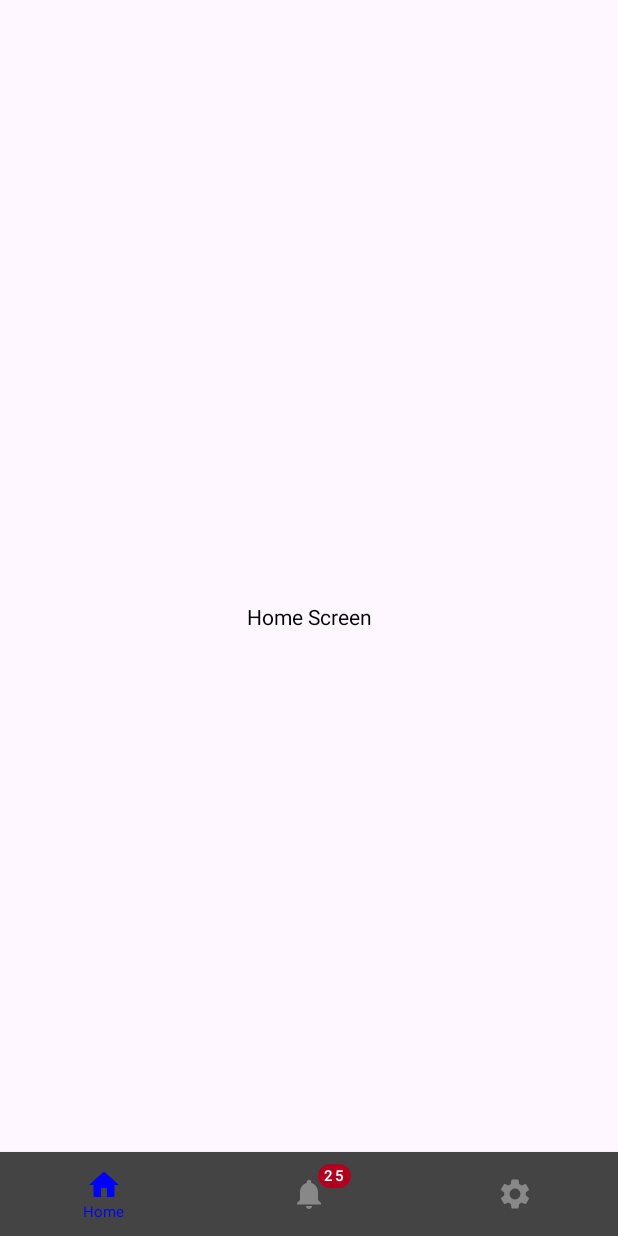
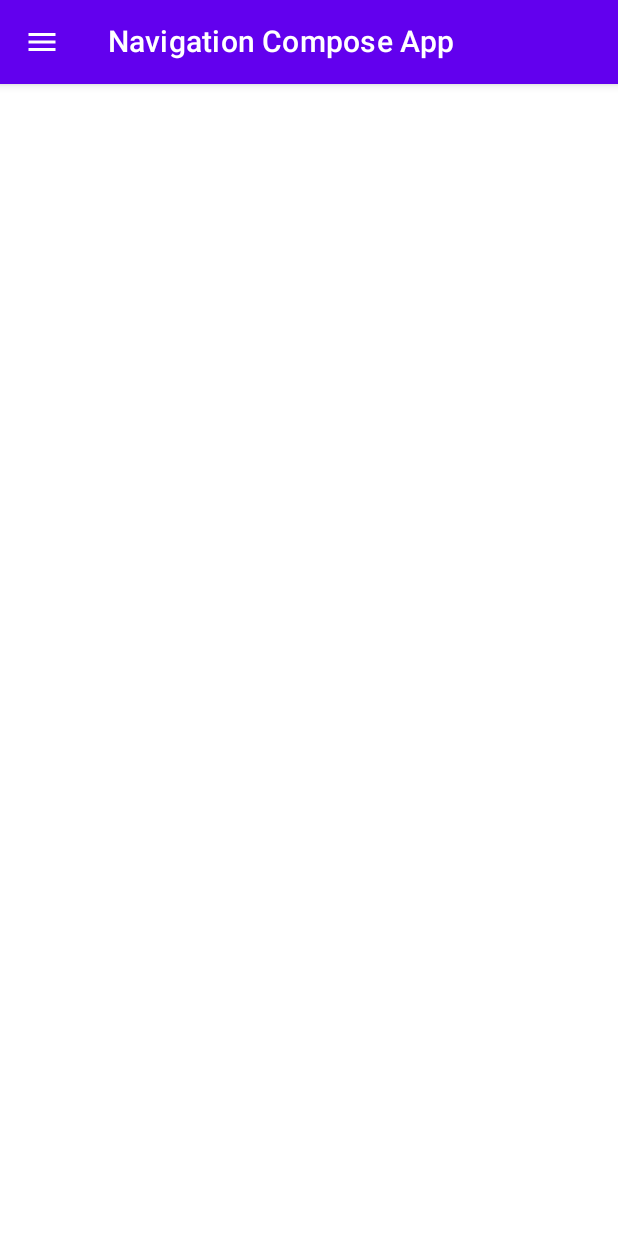
Before and after one commit to Nokheenig/Android_Kotlin_Compose, an Android app built with Jetpack Compose: the screen it shows after launch (MainActivity), on a phone screen of 412 x 824 dp. Run offline under Robolectric (Android 15) with nearby library versions, the phone set to English and light mode, and no system bars.

Commit message:
263.Navigation Drawer

```diff
--- /dev/null
+++ b/app/src/main/java/com/example/compose/AppBar.kt
@@ -0,0 +1,31 @@
+package com.example.compose
+
+import androidx.compose.material.Icon
+import androidx.compose.material.IconButton
+import androidx.compose.material.MaterialTheme
+import androidx.compose.material.Text
+import androidx.compose.material.TopAppBar
+import androidx.compose.material.icons.Icons
+import androidx.compose.material.icons.filled.Menu
+import androidx.compose.runtime.Composable
+
+@Composable
+fun AppBar(
+    onNavigationIconClick: () -> Unit
+) {
+    TopAppBar(
+        title = {
+            Text(text = "Navigation Compose App")
+        },
+        backgroundColor = MaterialTheme.colors.primary,
+        contentColor = MaterialTheme.colors.onPrimary,
+        navigationIcon = {
+            IconButton(onClick = { onNavigationIconClick() }) {
+                Icon(
+                    imageVector = Icons.Default.Menu,
+                    contentDescription = "Toggle Drawer"
+                )
+            }
+        }
+    )
+}
--- a/app/src/main/java/com/example/compose/BottomNavItem.kt
+++ /dev/null
@@ -1,10 +0,0 @@
-package com.example.compose
-
-import androidx.compose.ui.graphics.vector.ImageVector
-
-data class BottomNavItem (
-    val name: String,
-    val route: String,
-    val icon: ImageVector,
-    val badgeCount : Int = 0
-)
--- a/app/src/main/java/com/example/compose/MainActivity.kt
+++ b/app/src/main/java/com/example/compose/MainActivity.kt
@@ -2,167 +2,69 @@ package com.example.compose
 
 import android.annotation.SuppressLint
 import android.os.Bundle
+import android.widget.Toast
 import androidx.activity.ComponentActivity
 import androidx.activity.compose.setContent
-import androidx.compose.foundation.layout.Box
-import androidx.compose.foundation.layout.Column
-import androidx.compose.foundation.layout.fillMaxSize
-import androidx.compose.foundation.layout.fillMaxWidth
-import androidx.compose.material.Badge
-import androidx.compose.material.BadgedBox
-import androidx.compose.material.BottomNavigation
-import androidx.compose.material.BottomNavigationItem
-import androidx.compose.material.Icon
-import androidx.compose.material.Text
+import androidx.compose.material.Scaffold
 import androidx.compose.material.icons.Icons
 import androidx.compose.material.icons.filled.Home
 import androidx.compose.material.icons.filled.Notifications
 import androidx.compose.material.icons.filled.Settings
-import androidx.compose.material3.Scaffold
-import androidx.compose.runtime.Composable
-import androidx.compose.ui.Alignment
-import androidx.compose.ui.Modifier
-import androidx.compose.ui.graphics.Color
-import androidx.compose.ui.text.style.TextAlign
-import androidx.compose.ui.unit.dp
-import androidx.compose.ui.unit.sp
-import androidx.navigation.NavController
-import androidx.navigation.NavHostController
-import androidx.navigation.compose.NavHost
-import androidx.navigation.compose.composable
-import androidx.navigation.compose.currentBackStackEntryAsState
-import androidx.navigation.compose.rememberNavController
+import androidx.compose.material.rememberScaffoldState
+import androidx.compose.runtime.rememberCoroutineScope
+import kotlinx.coroutines.launch
 
 class MainActivity : ComponentActivity() {
-    @SuppressLint("UnusedMaterial3ScaffoldPaddingParameter")
+    @SuppressLint("UnusedMaterial3ScaffoldPaddingParameter",
+        "UnusedMaterialScaffoldPaddingParameter"
+    )
     override fun onCreate(savedInstanceState: Bundle?) {
         super.onCreate(savedInstanceState)
-
         setContent {
-            val navController = rememberNavController()
+            val scaffoldState = rememberScaffoldState()
+            val scope = rememberCoroutineScope()
             Scaffold (
-                bottomBar = {
-                    BottomNavigationBar(
-                        items = listOf(
-                            BottomNavItem(
-                                name = "Home",
-                                route = "home",
+                scaffoldState = scaffoldState,
+                topBar = {
+                    AppBar (
+                        onNavigationIconClick = {
+                            scope.launch {
+                                scaffoldState.drawerState.open()
+                            }
+                        }
+                    )
+                },
+                drawerContent = {
+                    DrawerHeader()
+                    DrawerBody(
+                        menuItems = listOf(
+                            MenuItem(
+                                id = "home",
+                                title = "Home",
+                                contentDescription = "Go to home screen",
                                 icon = Icons.Default.Home
                             ),
-                            BottomNavItem(
-                                name = "Chat",
-                                route = "chat",
-                                icon = Icons.Default.Notifications,
-                                badgeCount = 25
-                            ),
-                            BottomNavItem(
-                                name = "Settings",
-                                route = "settings",
+                            MenuItem(
+                                id = "chat",
+                                title = "Chat",
+                                contentDescription = "Go to chat screen",
+                                icon = Icons.Default.Notifications                            ),
+                            MenuItem(
+                                id = "settings",
+                                title = "Settings",
+                                contentDescription = "Go to settings screen",
                                 icon = Icons.Default.Settings
                             ),
                         ),
-                        navController = navController,
-                        onItemClick = { navController.navigate(it.route) }
+                        onItemClick = {
+                            Toast.makeText(this@MainActivity, it.title + " clicked", Toast.LENGTH_LONG).show()
+
+                        }
                     )
                 }
             ){
-                Navigation(navHostController = navController)
+
             }
         }
     }
 }
-
-@Composable
-fun Navigation(navHostController: NavHostController) {
-    NavHost(navController = navHostController, startDestination = "home"){
-        composable("home"){
-            HomeScreen()
-        }
-        composable("chat"){
-            ChatScreen()
-        }
-        composable("settings"){
-            SettingsScreen()
-        }
-    }
-}
-
-@Composable
-fun BottomNavigationBar(
-    items: List<BottomNavItem>,
-    navController: NavController,
-    modifier: Modifier = Modifier,
-    onItemClick: (BottomNavItem) -> Unit
-) {
-    val backStackEntry = navController.currentBackStackEntryAsState()
-    BottomNavigation (
-        modifier =  modifier,
-        backgroundColor = Color.DarkGray,
-        elevation = 4.dp
-    ) {
-        items.forEach { item ->
-            val selected = item.route == backStackEntry.value?.destination?.route
-            BottomNavigationItem(
-                selected = selected,
-                onClick = { onItemClick(item) },
-                selectedContentColor = Color.Blue,
-                unselectedContentColor = Color.Gray,
-                icon = {
-                       Column (
-                           horizontalAlignment = Alignment.CenterHorizontally,
-                       ){
-                           if (item.badgeCount > 0){
-                               BadgedBox(badge = {
-                                   Badge () {
-                                       Text(text = item.badgeCount.toString())
-                                   }
-                               }) {
-                                   Icon(
-                                       imageVector = item.icon,
-                                       contentDescription = item.name
-                                   )
-                               }
-                           } else {
-                               Icon(
-                                   imageVector = item.icon,
-                                   contentDescription = item.name
-                               )
-                           }
-
-                           if (selected) {
-                               Text(
-                                   text = item.name,
-                                   textAlign = TextAlign.Center,
-                                   fontSize = 10.sp
-                                   )
-                           }
-                       }
-                       },
-            )
-        }
-    }
-}
-
-@Composable
-fun HomeScreen() {
-    Box(modifier = Modifier.fillMaxSize(),
-        contentAlignment = Alignment.Center) {
-        Text(text = "Home Screen")
-    }
-}
-
-@Composable
-fun ChatScreen() {
-    Box(modifier = Modifier.fillMaxSize(),
-        contentAlignment = Alignment.Center) {
-        Text(text = "Chat Screen")
-    }
-}
-
-@Composable
-fun SettingsScreen() {
-    Box(modifier = Modifier.fillMaxSize(),
-        contentAlignment = Alignment.Center) {
-        Text(text = "Settings Screen")
-    }
-}
--- /dev/null
+++ b/app/src/main/java/com/example/compose/MenuItem.kt
@@ -0,0 +1,10 @@
+package com.example.compose
+
+import androidx.compose.ui.graphics.vector.ImageVector
+
+data class MenuItem(
+    val id: String,
+    val title: String,
+    val contentDescription: String,
+    val icon: ImageVector
+)
--- /dev/null
+++ b/app/src/main/java/com/example/compose/NavigationDrawer.kt
@@ -0,0 +1,65 @@
+package com.example.compose
+
+import androidx.compose.foundation.clickable
+import androidx.compose.foundation.layout.Box
+import androidx.compose.foundation.layout.Row
+import androidx.compose.foundation.layout.Spacer
+import androidx.compose.foundation.layout.fillMaxWidth
+import androidx.compose.foundation.layout.padding
+import androidx.compose.foundation.layout.width
+import androidx.compose.foundation.lazy.LazyColumn
+import androidx.compose.foundation.lazy.items
+import androidx.compose.material.Icon
+import androidx.compose.material.Text
+import androidx.compose.runtime.Composable
+import androidx.compose.ui.Alignment
+import androidx.compose.ui.Modifier
+import androidx.compose.ui.unit.dp
+import androidx.compose.ui.unit.sp
+import androidx.compose.ui.text.*
+
+@Composable
+fun DrawerHeader() {
+    Box(modifier = Modifier
+        .fillMaxWidth()
+        .padding(vertical = 64.dp),
+        contentAlignment = Alignment.Center
+    ){
+        Text(
+            text = "Header",
+            fontSize = 60.sp
+        )
+    }
+}
+
+@Composable
+fun DrawerBody(
+    menuItems: List<MenuItem>,
+    modifier: Modifier = Modifier,
+    itemTextStyle: TextStyle = TextStyle(fontSize = 18.sp),
+    onItemClick: (MenuItem) -> Unit
+) {
+    LazyColumn(modifier){
+        items(menuItems){item ->
+            Row(
+                modifier = Modifier
+                    .fillMaxWidth()
+                    .clickable {
+                        onItemClick(item)
+                    }
+                    .padding(16.dp)
+            ){
+                Icon(
+                    imageVector = item.icon,
+                    contentDescription = item.contentDescription
+                )
+                Spacer(modifier = Modifier.width(16.dp))
+                Text(
+                    text = item.title,
+                    style = itemTextStyle,
+                    modifier = Modifier.weight(1f)
+                )
+            }
+        }
+    }
+}
```
